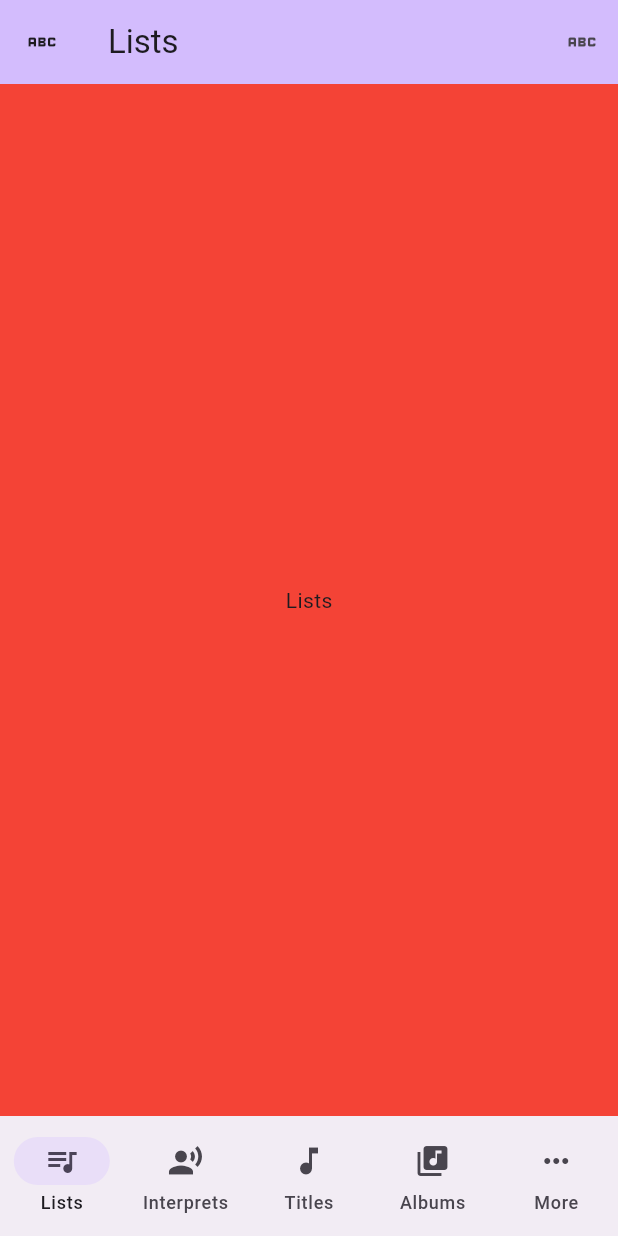
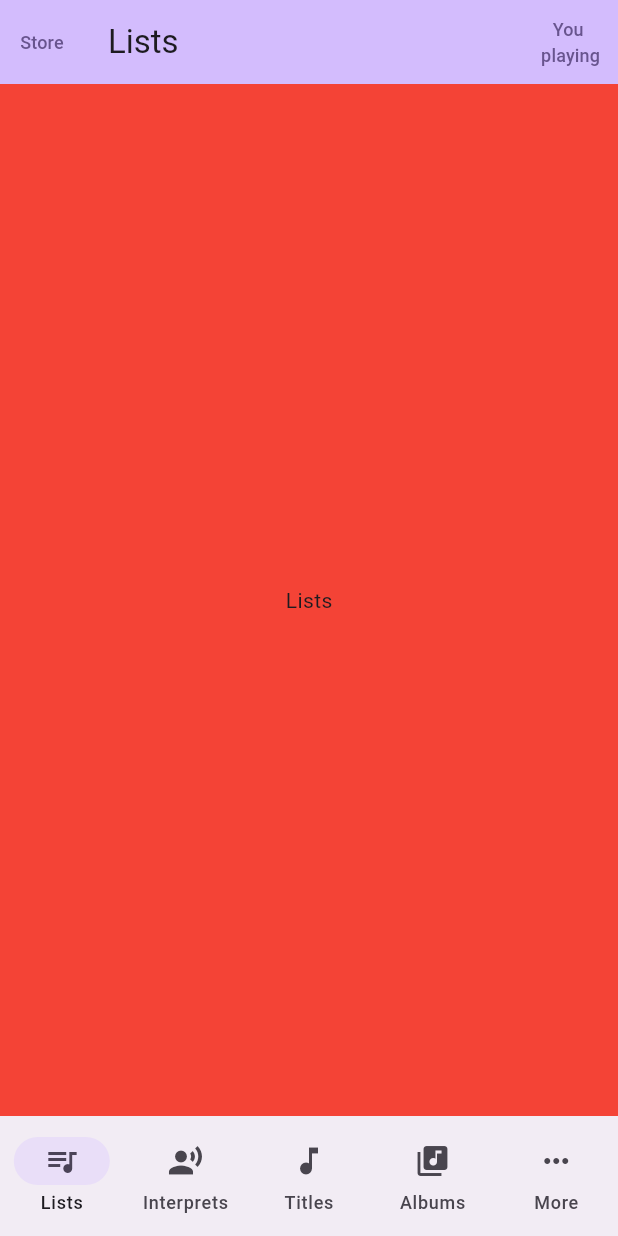
Before and after one commit to laurence-trippen/skeuo_music_flutter, a Flutter app: the screen it shows after launch, on a phone screen of 412 x 824 dp. Run offline on Flutter 3.47's test engine with Material 2 defaults, Android fonts, the phone set to English and light mode, and no system bars.

Commit message:
appbar custom leading

```diff
--- a/lib/models/navigation_entry.dart
+++ b/lib/models/navigation_entry.dart
@@ -5,6 +5,7 @@ class NavigationEntry {
   final String label;
   final IconData iconData;
   final Widget screen;
+  final Widget? customLeading;
 
-  NavigationEntry({ required this.label, required this.iconData, required this.screen });
+  NavigationEntry({ required this.label, required this.iconData, required this.screen, this.customLeading, });
 }
--- a/lib/screens/navigation_controller_screen.dart
+++ b/lib/screens/navigation_controller_screen.dart
@@ -11,32 +11,80 @@ class NavigationControllerScreen extends StatefulWidget {
   const NavigationControllerScreen({super.key});
 
   @override
-  State<NavigationControllerScreen> createState() => _NavigationControllerScreenState();
+  State<NavigationControllerScreen> createState() =>
+      _NavigationControllerScreenState();
 }
 
-class _NavigationControllerScreenState extends State<NavigationControllerScreen> {
+class _NavigationControllerScreenState
+    extends State<NavigationControllerScreen> {
   final _navigationEntries = <NavigationEntry>[
-    NavigationEntry(label: "Lists", iconData: Icons.queue_music, screen: const ListsScreen()),
-    NavigationEntry(label: "Interprets", iconData: Icons.record_voice_over, screen: const InterpretsScreen()),
-    NavigationEntry(label: "Titles", iconData: Icons.music_note, screen: const TitlesScreen()),
-    NavigationEntry(label: "Albums", iconData: Icons.library_music, screen: const AlbumsScreen()),
-    NavigationEntry(label: "More", iconData: Icons.more_horiz, screen: const MoreScreen()),
+    NavigationEntry(
+      label: "Lists",
+      iconData: Icons.queue_music,
+      screen: const ListsScreen(),
+    ),
+    NavigationEntry(
+      label: "Interprets",
+      iconData: Icons.record_voice_over,
+      screen: const InterpretsScreen(),
+    ),
+    NavigationEntry(
+      label: "Titles",
+      iconData: Icons.music_note,
+      screen: const TitlesScreen(),
+    ),
+    NavigationEntry(
+      label: "Albums",
+      iconData: Icons.library_music,
+      screen: const AlbumsScreen(),
+    ),
+    NavigationEntry(
+      label: "More",
+      iconData: Icons.more_horiz,
+      screen: const MoreScreen(),
+      customLeading: TextButton(
+        onPressed: () {},
+        child: const Text(
+          "Edit",
+          textAlign: TextAlign.center,
+          style: TextStyle(fontSize: 12),
+        ),
+      ),
+    ),
   ];
 
   int currentPageIndex = 0;
 
   @override
   Widget build(BuildContext context) {
+    final currentEntry = _navigationEntries[currentPageIndex];
+
     return Scaffold(
       appBar: AppBar(
         backgroundColor: Theme.of(context).colorScheme.inversePrimary,
         title: StreamBuilder<String>(
           stream: AppBarController.of(context)?.appPropertiesBloc.appTitle,
-          builder: (context, snapshot) => Text(snapshot.data ?? _navigationEntries.first.label),
+          builder: (context, snapshot) =>
+              Text(snapshot.data ?? _navigationEntries.first.label),
         ),
-        leading: IconButton(onPressed: (){}, icon: const Icon(Icons.abc_outlined)),
+        leading: currentEntry.customLeading ??
+            TextButton(
+              onPressed: () {},
+              child: const Text(
+                "Store",
+                textAlign: TextAlign.center,
+                style: TextStyle(fontSize: 12),
+              ),
+            ),
         actions: <Widget>[
-          IconButton(onPressed: (){}, icon: const Icon(Icons.abc_outlined))
+          TextButton(
+            onPressed: () {},
+            child: const Text(
+              "You\n playing",
+              textAlign: TextAlign.center,
+              style: TextStyle(fontSize: 12),
+            ),
+          ),
         ],
       ),
       body: <Widget>[
@@ -52,8 +100,12 @@ class _NavigationControllerScreenState extends State<NavigationControllerScreen>
           setState(() {
             currentPageIndex = index;
           });
-        }, destinations: <Widget>[
-          ..._navigationEntries.map((entry) => NavigationDestination(icon: Icon(entry.iconData), label: entry.label))
+        },
+        destinations: <Widget>[
+          ..._navigationEntries.map(
+            (entry) => NavigationDestination(
+                icon: Icon(entry.iconData), label: entry.label),
+          )
         ],
         selectedIndex: currentPageIndex,
       ),
```
